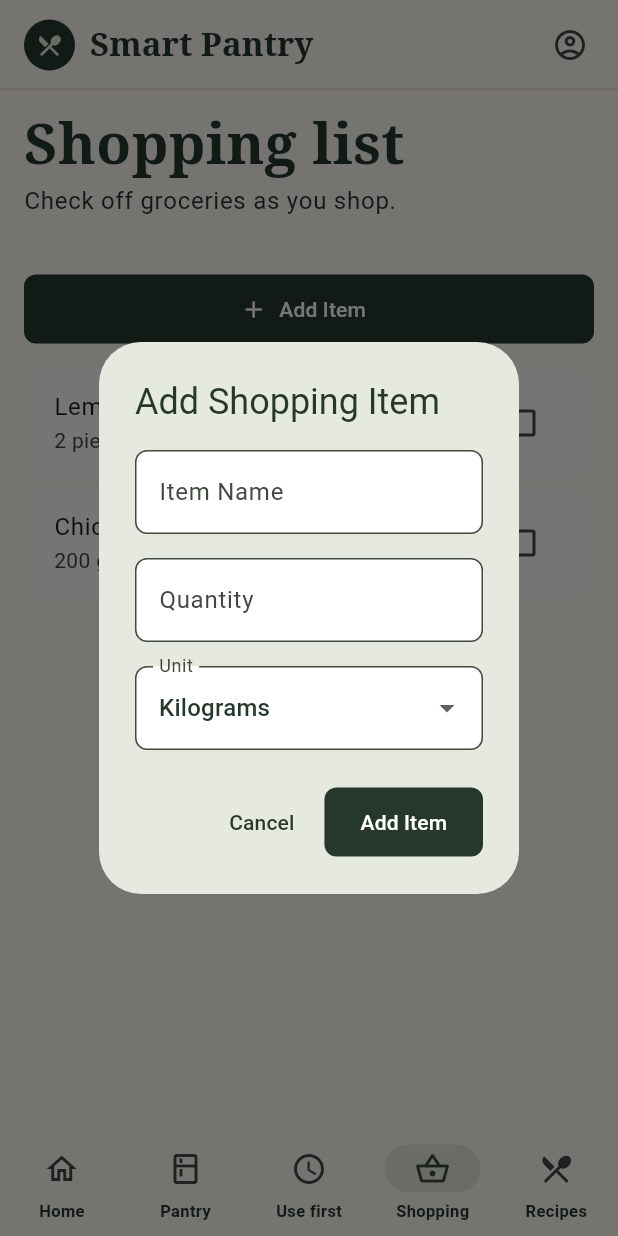
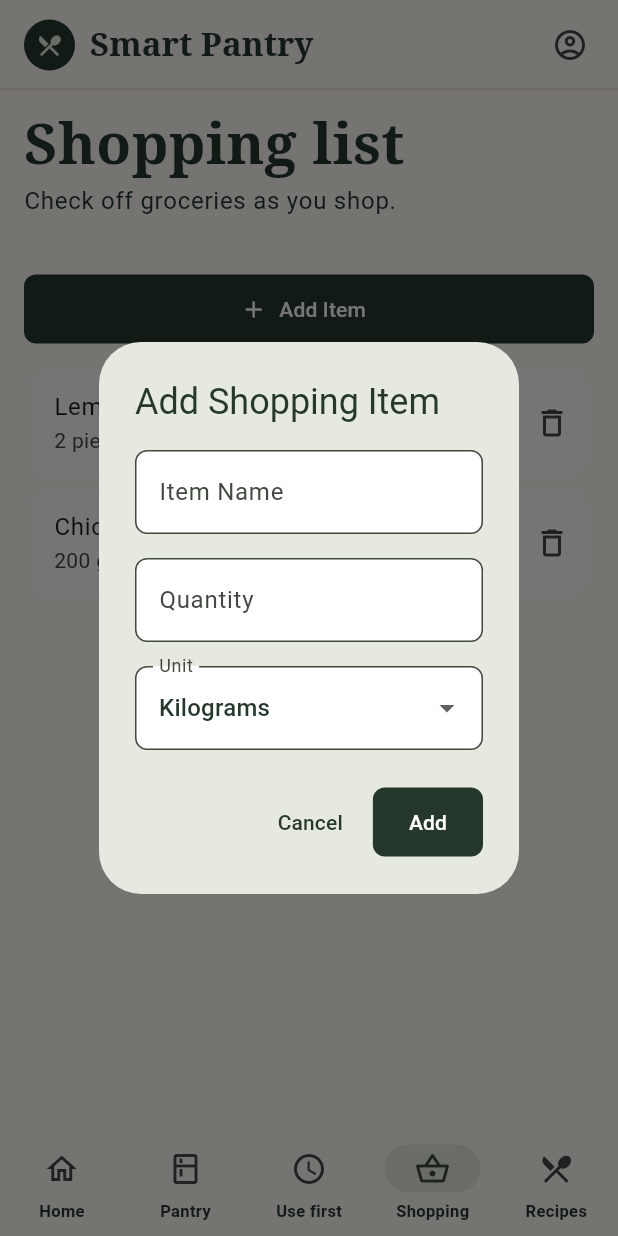
Before and after one commit to MahmoudShalaby05/Mobile_App, a Flutter app: the screen it shows after launch, item 4 of the bottom bar chosen, after a tap on "Add Item", on a phone screen of 412 x 824 dp. Run offline on Flutter 3.47's test engine with Material 3 defaults, Android fonts, the phone set to English and light mode, and no system bars.

Commit message:
Implement shopping item editing and deletion
Added shopping item editing and deletion, reusable Add/Edit dialog, copyWith method, and delete confirmation. Preserved item IDs and purchase status.

```diff
--- a/smart_pantry/lib/features/shopping/add_shopping_item_dialog.dart
+++ b/smart_pantry/lib/features/shopping/add_shopping_item_dialog.dart
@@ -1,31 +1,46 @@
-
 import 'package:flutter/material.dart';
 
+import '../../models/shopping_item.dart';
+
 class AddShoppingItemDialog extends StatefulWidget {
-  final void Function(
-    String name,
-    double quantity,
-    String unit,
-  ) onAdd;
+  final void Function(String name, double quantity, String unit) onAdd;
+
+  final ShoppingItem? existingItem;
 
   const AddShoppingItemDialog({
     super.key,
     required this.onAdd,
+    this.existingItem,
   });
 
   @override
-  State<AddShoppingItemDialog> createState() =>
-      _AddShoppingItemDialogState();
+  State<AddShoppingItemDialog> createState() => _AddShoppingItemDialogState();
 }
 
-class _AddShoppingItemDialogState
-    extends State<AddShoppingItemDialog> {
+class _AddShoppingItemDialogState extends State<AddShoppingItemDialog> {
   final _formKey = GlobalKey<FormState>();
 
-  final _nameController = TextEditingController();
-  final _quantityController = TextEditingController();
+  late final TextEditingController _nameController;
+  late final TextEditingController _quantityController;
 
-  String _selectedUnit = 'kg';
+  late String _selectedUnit;
+
+  bool get _isEditing => widget.existingItem != null;
+
+  @override
+  void initState() {
+    super.initState();
+
+    _nameController = TextEditingController(
+      text: widget.existingItem?.name ?? '',
+    );
+
+    _quantityController = TextEditingController(
+      text: widget.existingItem?.quantity.toString() ?? '',
+    );
+
+    _selectedUnit = widget.existingItem?.unit ?? 'kg';
+  }
 
   @override
   void dispose() {
@@ -37,7 +52,7 @@ class _AddShoppingItemDialogState
   @override
   Widget build(BuildContext context) {
     return AlertDialog(
-      title: const Text('Add Shopping Item'),
+      title: Text(_isEditing ? 'Edit Shopping Item' : 'Add Shopping Item'),
 
       content: Form(
         key: _formKey,
@@ -47,12 +62,9 @@ class _AddShoppingItemDialogState
             children: [
               TextFormField(
                 controller: _nameController,
-                decoration: const InputDecoration(
-                  labelText: 'Item Name',
-                ),
+                decoration: const InputDecoration(labelText: 'Item Name'),
                 validator: (value) {
-                  if (value == null ||
-                      value.trim().isEmpty) {
+                  if (value == null || value.trim().isEmpty) {
                     return 'Enter an item name';
                   }
                   return null;
@@ -63,20 +75,14 @@ class _AddShoppingItemDialogState
 
               TextFormField(
                 controller: _quantityController,
-                decoration: const InputDecoration(
-                  labelText: 'Quantity',
-                ),
-                keyboardType:
-                    const TextInputType.numberWithOptions(
+                decoration: const InputDecoration(labelText: 'Quantity'),
+                keyboardType: const TextInputType.numberWithOptions(
                   decimal: true,
                 ),
                 validator: (value) {
-                  final quantity =
-                      double.tryParse(value ?? '');
+                  final quantity = double.tryParse(value ?? '');
 
-                  if (quantity == null ||
-                      !quantity.isFinite ||
-                      quantity <= 0) {
+                  if (quantity == null || !quantity.isFinite || quantity <= 0) {
                     return 'Enter a valid quantity';
                   }
                   return null;
@@ -87,30 +93,30 @@ class _AddShoppingItemDialogState
 
               DropdownButtonFormField<String>(
                 initialValue: _selectedUnit,
-                decoration: const InputDecoration(
-                  labelText: 'Unit',
-                ),
-                items: const [
-                  DropdownMenuItem(
-                    value: 'kg',
-                    child: Text('Kilograms'),
-                  ),
-                  DropdownMenuItem(
-                    value: 'g',
-                    child: Text('Grams'),
-                  ),
-                  DropdownMenuItem(
-                    value: 'L',
-                    child: Text('Liters'),
-                  ),
-                  DropdownMenuItem(
+                decoration: const InputDecoration(labelText: 'Unit'),
+                items: [
+                  const DropdownMenuItem(value: 'kg', child: Text('Kilograms')),
+                  const DropdownMenuItem(value: 'g', child: Text('Grams')),
+                  const DropdownMenuItem(value: 'L', child: Text('Liters')),
+                  const DropdownMenuItem(
                     value: 'ml',
                     child: Text('Milliliters'),
                   ),
-                  DropdownMenuItem(
-                    value: 'pcs',
-                    child: Text('Pieces'),
-                  ),
+                  const DropdownMenuItem(value: 'pcs', child: Text('Pieces')),
+
+                  // Support other existing item units.
+                  if (widget.existingItem != null &&
+                      ![
+                        'kg',
+                        'g',
+                        'L',
+                        'ml',
+                        'pcs',
+                      ].contains(widget.existingItem!.unit))
+                    DropdownMenuItem(
+                      value: widget.existingItem!.unit,
+                      child: Text(widget.existingItem!.unit),
+                    ),
                 ],
                 onChanged: (value) {
                   if (value != null) {
@@ -145,7 +151,7 @@ class _AddShoppingItemDialogState
               Navigator.pop(context);
             }
           },
-          child: const Text('Add Item'),
+          child: Text(_isEditing ? 'Save' : 'Add'),
         ),
       ],
     );
--- a/smart_pantry/lib/features/shopping/shopping_page.dart
+++ b/smart_pantry/lib/features/shopping/shopping_page.dart
@@ -11,6 +11,8 @@ class ShoppingPage extends StatelessWidget {
     required this.pantry,
     required this.toggle,
     required this.onAddItem,
+    required this.onEditItem,
+    required this.onDeleteItem,
     super.key,
   });
 
@@ -18,6 +20,14 @@ class ShoppingPage extends StatelessWidget {
   final List<FoodItem> pantry;
   final ValueChanged<ShoppingItem> toggle;
   final void Function(String name, double quantity, String unit) onAddItem;
+  final void Function(
+    ShoppingItem item,
+    String name,
+    double quantity,
+    String unit,
+  ) onEditItem;
+
+  final ValueChanged<ShoppingItem> onDeleteItem;
 
   @override
   Widget build(BuildContext context) => Column(
@@ -43,9 +53,12 @@ class ShoppingPage extends StatelessWidget {
       const SizedBox(height: 12),
       if (items.isEmpty) const Text('Your shopping list is empty.'),
       for (final item in items)
-        Card(
-          color: Colors.white,
-          elevation: 0,
+  Card(
+    color: Colors.white,
+    elevation: 0,
+    child: Row(
+      children: [
+        Expanded(
           child: CheckboxListTile(
             value: item.isPurchased,
             onChanged: (_) => toggle(item),
@@ -53,9 +66,70 @@ class ShoppingPage extends StatelessWidget {
             subtitle: Text(_details(item)),
           ),
         ),
+
+        // Edit button
+        IconButton(
+          tooltip: 'Edit Item',
+          icon: const Icon(Icons.edit_outlined),
+          onPressed: () {
+            showDialog(
+              context: context,
+              builder: (context) {
+                return AddShoppingItemDialog(
+                  existingItem: item,
+                  onAdd: (name, quantity, unit) {
+                    onEditItem(item, name, quantity, unit);
+                  },
+                );
+              },
+            );
+          },
+        ),
+
+        // Delete button
+        IconButton(
+          tooltip: 'Delete Item',
+          icon: const Icon(Icons.delete_outline),
+          onPressed: () {
+            _confirmDelete(context, item);
+          },
+        ),
+      ],
+    ),
+  ),
     ],
   );
-
+void _confirmDelete(
+  BuildContext context,
+  ShoppingItem item,
+) {
+  showDialog(
+    context: context,
+    builder: (context) {
+      return AlertDialog(
+        title: const Text('Delete Shopping Item'),
+        content: Text(
+          'Are you sure you want to delete ${item.name}?',
+        ),
+        actions: [
+          TextButton(
+            onPressed: () {
+              Navigator.pop(context);
+            },
+            child: const Text('Cancel'),
+          ),
+          FilledButton(
+            onPressed: () {
+              onDeleteItem(item);
+              Navigator.pop(context);
+            },
+            child: const Text('Delete'),
+          ),
+        ],
+      );
+    },
+  );
+}
   String _details(ShoppingItem item) {
     final stock = pantry
         .where(
--- a/smart_pantry/lib/models/shopping_item.dart
+++ b/smart_pantry/lib/models/shopping_item.dart
@@ -15,4 +15,18 @@ class ShoppingItem {
 
   ShoppingItem toggle() =>
       ShoppingItem(id, name, quantity, unit, isPurchased: !isPurchased);
+  ShoppingItem copyWith({
+    String? name,
+    double? quantity,
+    String? unit,
+    bool? isPurchased,
+  }) {
+    return ShoppingItem(
+      id,
+      name ?? this.name,
+      quantity ?? this.quantity,
+      unit ?? this.unit,
+      isPurchased: isPurchased ?? this.isPurchased,
+    );
+  }
 }
```
Also changed, not shown: smart_pantry/lib/app.dart (+28 -8 lines).
